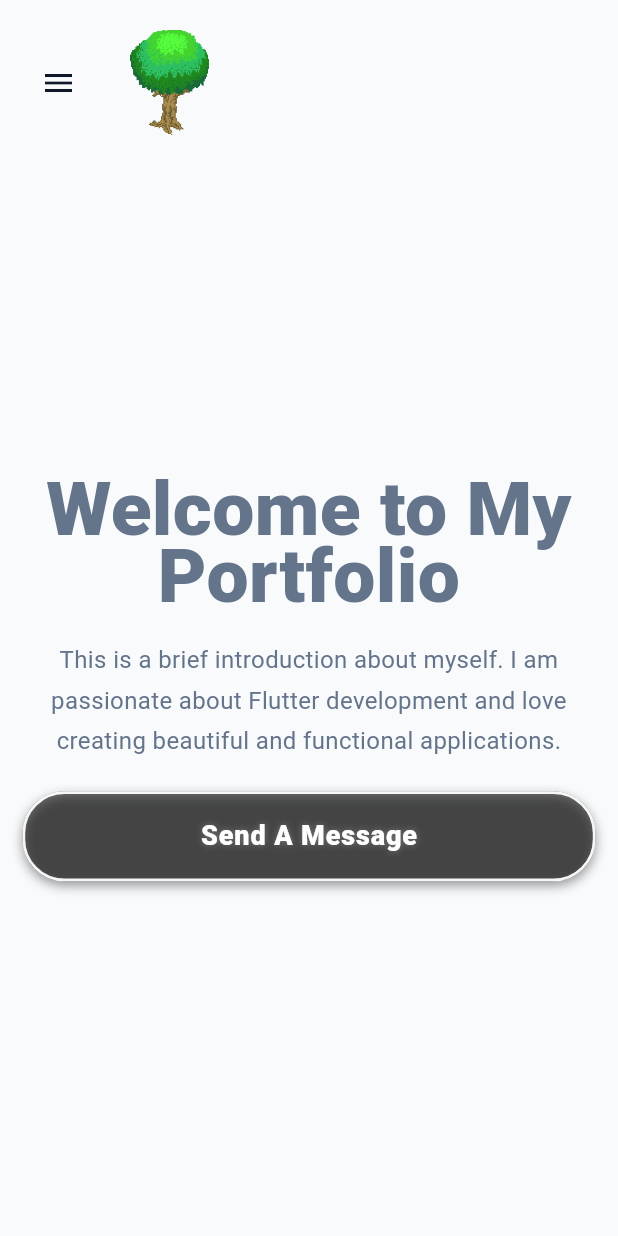
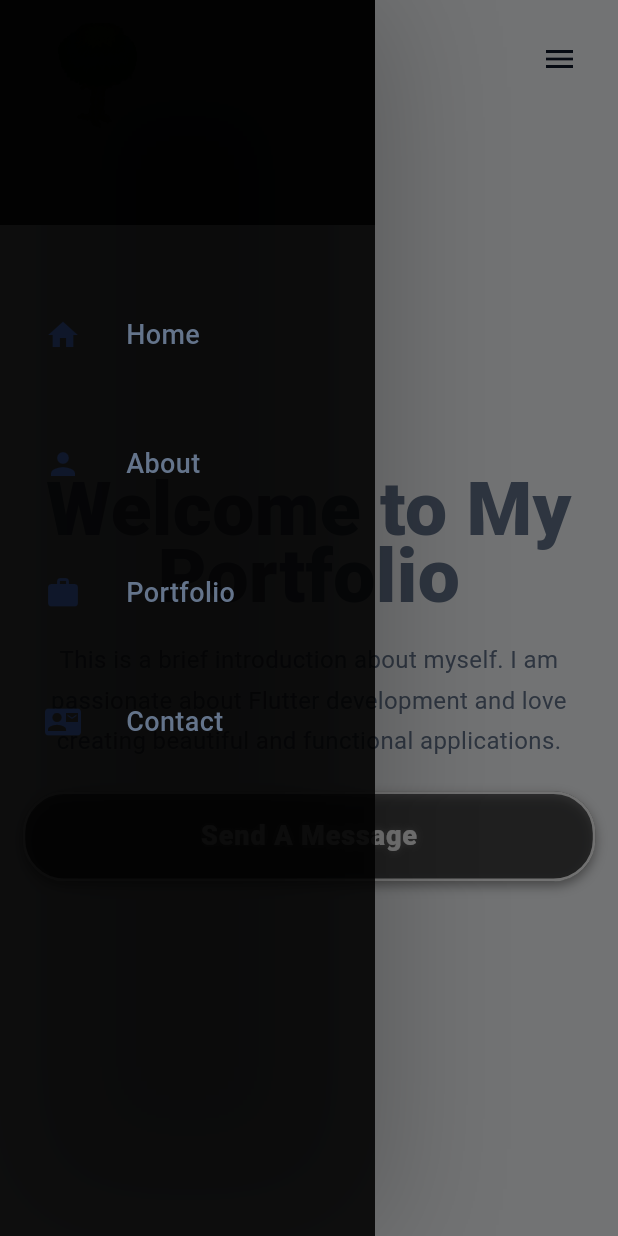
Before and after one commit to S0kMo/WebCV, a Flutter app: the screen it shows after launch, with the side drawer open (before the commit the screen has no drawer), on a phone screen of 412 x 824 dp. Run offline on Flutter 3.47's test engine with Material 3 defaults, Android fonts, the phone set to English and light mode, and no system bars; our stand-ins replace responsive_builder; Roboto replaces fonts that are missing (Nerd Fonts).

Commit message:
Update Drawer

```diff
--- a/lib/views/home/home_view.dart
+++ b/lib/views/home/home_view.dart
@@ -1,8 +1,9 @@
-import 'package:flutter/material.dart' hide NavigationBar;
+import 'package:flutter/material.dart' hide NavigationBar, NavigationDrawer;
 import 'package:responsive_builder/responsive_builder.dart';
 import 'package:webcv/views/home/home_content_desktop.dart';
 import 'package:webcv/views/home/home_content_mobile.dart';
 import 'package:webcv/widgets/navigation_bar/navigation_bar.dart';
+import 'package:webcv/widgets/navigation_drawer/navigation_drawer.dart';
 import 'package:webcv/widgets/centered_view/centered__view.dart';
 
 class HomeView extends StatelessWidget {
@@ -10,7 +11,11 @@ class HomeView extends StatelessWidget {
 
   @override
   Widget build(BuildContext context) {
-    return Scaffold(
+    return ResponsiveBuilder(
+      builder: (context, sizingInformation) => Scaffold(
+        drawer: sizingInformation.deviceScreenType == DeviceScreenType.mobile
+            ? const NavigationDrawer()
+            : null,
         body: CenteredView(
           Column(
             children: <Widget>[
@@ -19,9 +24,10 @@ class HomeView extends StatelessWidget {
                 child: ScreenTypeLayout(
                   mobile: HomeContentMobile(),
                   desktop: HomeContentDesktop(),
-              )
-            )
+                ),
+              ),
             ],
+          ),
         ),
       ),
     );
--- /dev/null
+++ b/lib/views/layout_template/layout_template.dart
@@ -0,0 +1,10 @@
+import 'package:flutter/material.dart';
+
+class LayoutTemplate extends StatelessWidget {
+  const LayoutTemplate({super.key});
+
+  @override
+  Widget build(BuildContext context) {
+    return const Placeholder();
+  }
+}
--- a/lib/widgets/navigation_bar/navigation_bar_mobile.dart
+++ b/lib/widgets/navigation_bar/navigation_bar_mobile.dart
@@ -10,12 +10,16 @@ class NavigationBarMobile extends StatelessWidget {
       height: 80,
       child: Row(
         mainAxisSize: MainAxisSize.max,
+        mainAxisAlignment: MainAxisAlignment.spaceBetween,
+        crossAxisAlignment: CrossAxisAlignment.start,
         children: <Widget>[
+          NavbarLogo(),
           IconButton(
-            icon: Icon(Icons.menu),
-            onPressed: () {},
+            icon: const Icon(Icons.menu),
+            onPressed: () {
+              Scaffold.of(context).openDrawer();
+            },
           ),
-          NavbarLogo(),
         ],
       ),
     );
--- /dev/null
+++ b/lib/widgets/navigation_drawer/drawer_item.dart
@@ -0,0 +1,18 @@
+import 'package:flutter/material.dart';
+import 'package:webcv/widgets/navigation_bar/navbar_item.dart';
+
+class DrawerItem extends StatelessWidget {
+  final String title;
+  final IconData icon;
+  const DrawerItem({super.key, required this.title, required this.icon});
+
+  @override
+  Widget build(BuildContext context) {
+    return Padding(
+      padding: const EdgeInsets.only(left: 30, top: 60),
+      child: Row(
+        children: <Widget>[Icon(icon), SizedBox(width: 30), NavBarItem(title)],
+      ),
+    );
+  }
+}
--- /dev/null
+++ b/lib/widgets/navigation_drawer/navigation_drawer.dart
@@ -0,0 +1,27 @@
+import 'package:flutter/material.dart';
+import 'package:webcv/widgets/navigation_drawer/navigation_drawer_header.dart';
+import 'package:webcv/widgets/navigation_drawer/drawer_item.dart';
+
+class NavigationDrawer extends StatelessWidget {
+  const NavigationDrawer({super.key});
+
+  @override
+  Widget build(BuildContext context) {
+    return Container(
+      width: 250,
+      decoration: BoxDecoration(
+        color: Colors.black87,
+        boxShadow: [BoxShadow(color: Colors.black26, blurRadius: 80)],
+      ),
+      child: Column(
+        children: <Widget>[
+          NavigationDrawerHeader(),
+          DrawerItem(title: 'Home', icon: Icons.home),
+          DrawerItem(title: 'About', icon: Icons.person),
+          DrawerItem(title: 'Portfolio', icon: Icons.work),
+          DrawerItem(title: 'Contact', icon: Icons.contact_mail),
+        ],
+      ),
+    );
+  }
+}
--- /dev/null
+++ b/lib/widgets/navigation_drawer/navigation_drawer_header.dart
@@ -0,0 +1,27 @@
+import 'package:flutter/material.dart';
+
+class NavigationDrawerHeader extends StatelessWidget {
+  const NavigationDrawerHeader({super.key});
+
+  @override
+  Widget build(BuildContext context) {
+    return Container(
+      height: 150,
+      color: Colors.black87,
+      alignment: Alignment.center,
+      child: Column(
+        mainAxisSize: MainAxisSize.min,
+        children: <Widget>[
+          // Text(
+          //   'WebCV',
+          //   style: TextStyle(
+          //     fontSize: 18,
+          //     fontWeight: FontWeight.w800,
+          //     color: Colors.white,
+          //   ),
+          // ),
+        ],
+      ),
+    );
+  }
+}
```
Lines whose indentation alone changed are shown as unchanged.
